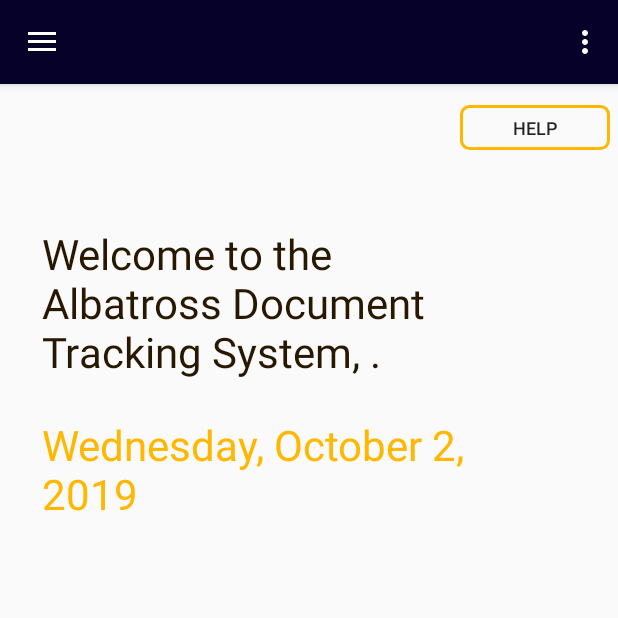
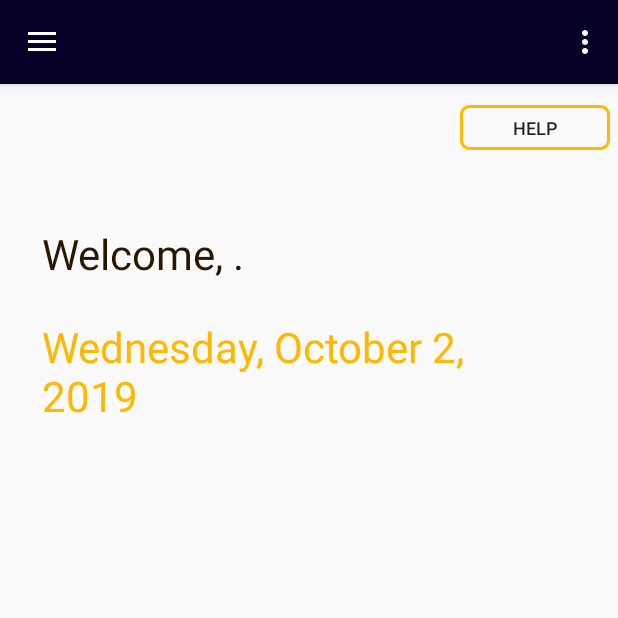
Before and after one commit to egithinji/albatrossdts, an Android app: the HomeSignedInFragment screen opened directly, with no data from a screen before it, on a phone screen of 412 x 824 dp, the top half of it. Run offline under Robolectric (Android 15) with nearby library versions, the phone set to English and light mode, and no system bars; our stand-ins replace Firebase (no records; nobody signed in at launch, a user with empty details on screens opened directly); libraries missing offline, so code that uses them is left out: com.firebase.ui, org.apache.poi.

```diff
--- a/app/src/main/java/com/example/albatrossdts/HomeSignedInFragment.java
+++ b/app/src/main/java/com/example/albatrossdts/HomeSignedInFragment.java
@@ -79,7 +79,7 @@ public class HomeSignedInFragment extends Fragment {
         btnHelp = view.findViewById(R.id.btnHelp);
 
         //Username should be captured in mUsername
-        txtWelcome.setText("Welcome to the Albatross Document Tracking System, "+mUsername+".");
+        txtWelcome.setText("Welcome, "+mUsername+".");
         //Get the date using the getDate() method
         txtDate.setText(getDate());
 
```
Also changed, not shown: 1 other file.
